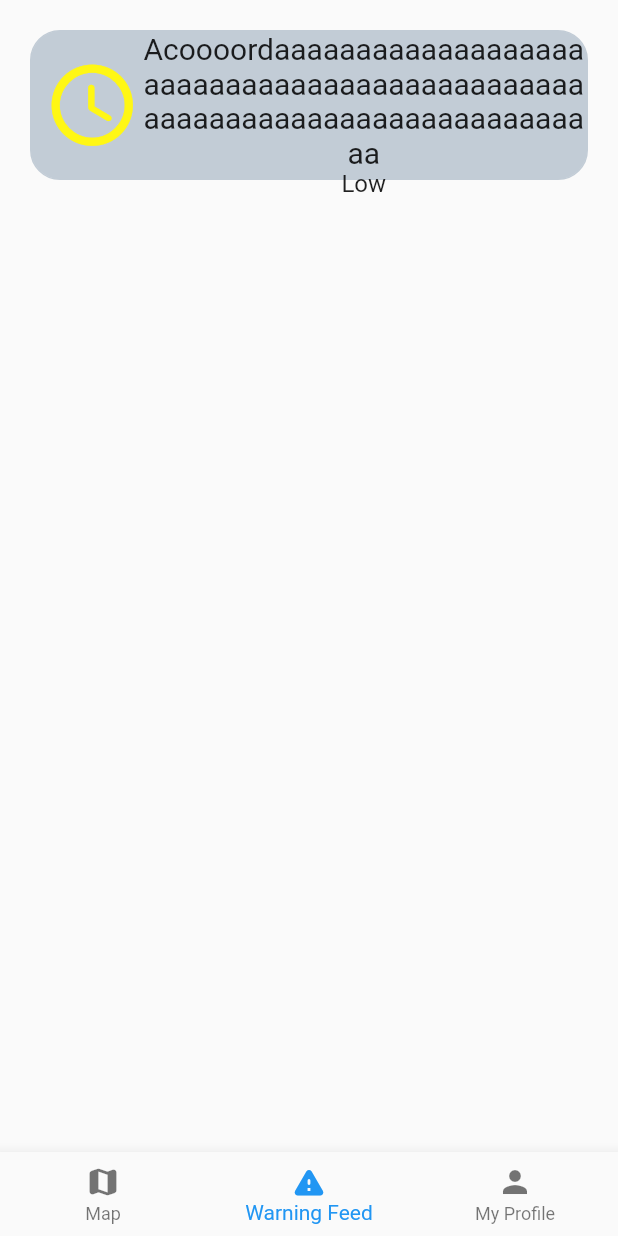
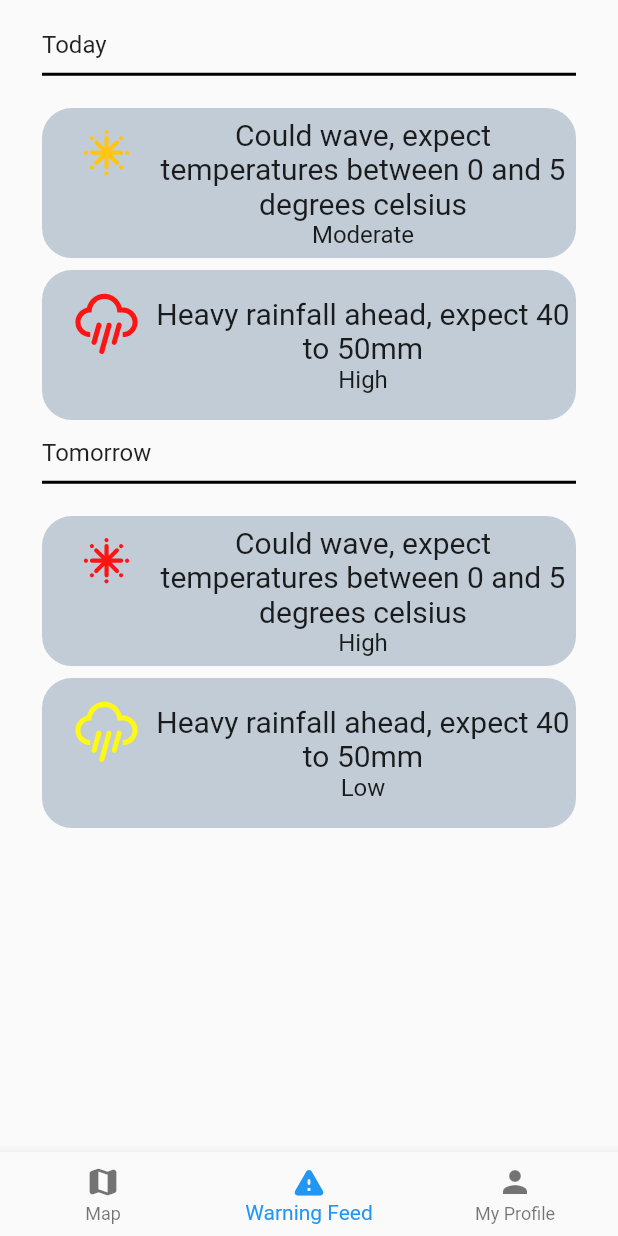
Before and after one commit to brenozd/front-defesa-civil, a Flutter app: the screen it shows after launch, on a phone screen of 412 x 824 dp. Run offline on Flutter 3.47's test engine with Material 2 defaults, Android fonts, the phone set to English and light mode, and no system bars; our stand-ins replace tuple, weather_icons.

Commit message:
Added Wheater Icons and feed construction

```diff
--- /dev/null
+++ b/app/lib/common.dart
@@ -0,0 +1,17 @@
+import 'package:flutter/material.dart';
+
+class Separator extends StatelessWidget {
+  const Separator({Key? key, this.text = "", this.spacing = 20.0})
+      : super(key: key);
+
+  final String text;
+  final double spacing;
+  @override
+  Widget build(BuildContext context) {
+    return Column(children: <Widget>[
+      SizedBox(height: spacing),
+      Align(alignment: Alignment.centerLeft, child: Text(text)),
+      const Divider(height: 20, thickness: 2, color: Colors.black)
+    ]);
+  }
+}
--- a/app/lib/my_profile_page.dart
+++ b/app/lib/my_profile_page.dart
@@ -1,6 +1,7 @@
 // ignore_for_file: prefer_const_literals_to_create_immutables, prefer_const_constructors
 
 import 'package:flutter/material.dart';
+import 'package:app/common.dart';
 
 class MyProfilePage extends StatefulWidget {
   const MyProfilePage({Key? key}) : super(key: key);
@@ -29,11 +30,7 @@ class _MyProfilePageState extends State<MyProfilePage> {
         padding: const EdgeInsets.all(25.0),
         child: Column(
           children: [
-            Column(children: <Widget>[
-              SizedBox(height: 20),
-              Align(alignment: Alignment.centerLeft, child: Text("Location")),
-              Divider(height: 20, thickness: 2, color: Colors.black)
-            ]),
+            Separator(text: "Location"),
             TextFormField(
               readOnly: useLocation,
               obscureText: false,
@@ -53,13 +50,7 @@ class _MyProfilePageState extends State<MyProfilePage> {
                           // TODO: Get geolocation and display on textbox
                           myCEP = "12345-678";
                         }))),
-            Column(children: <Widget>[
-              SizedBox(height: 20),
-              Align(
-                  alignment: Alignment.centerLeft,
-                  child: Text("Notifications")),
-              Divider(height: 20, thickness: 2, color: Colors.black)
-            ]),
+            Separator(text: "Notifications"),
             // TODO: Instead of dropdown, maybe checkboxes?
             DropdownButtonFormField<String>(
                 value: currentWarningLevel,
--- a/app/lib/warning_feed_page.dart
+++ b/app/lib/warning_feed_page.dart
@@ -1,6 +1,8 @@
 // ignore: file_names
 import 'package:flutter/material.dart';
 import 'package:tuple/tuple.dart';
+import 'package:app/common.dart';
+import 'package:weather_icons/weather_icons.dart';
 
 // ignore: prefer_const_declarations
 final Map<int, Tuple2<String, Color>> warningSeverityMap =
@@ -35,14 +37,16 @@ class Warning extends StatelessWidget {
       width: double.infinity,
       child: Center(
         child: Row(
-          mainAxisAlignment: MainAxisAlignment.center,
           children: [
-            Padding(
-              padding: const EdgeInsets.only(left: 8.0),
-              child: Icon(
-                iconData,
-                color: warningSeverityMap[severity]!.item2,
-                size: 65,
+            Align(
+              alignment: Alignment.topRight,
+              child: Padding(
+                padding: const EdgeInsets.only(left: 12),
+                child: Icon(
+                  iconData,
+                  color: warningSeverityMap[severity]!.item2,
+                  size: 60,
+                ),
               ),
             ),
             Expanded(
@@ -73,20 +77,57 @@ class Warning extends StatelessWidget {
   }
 }
 
+// We should pass a json containing all warnings
 class WarningFeedPage extends StatelessWidget {
-  const WarningFeedPage({Key? key}) : super(key: key);
+  const WarningFeedPage({
+    Key? key,
+  }) : super(key: key);
+
+  static const List<Widget> feed = <Widget>[
+    Separator(
+      text: "Today",
+      spacing: 0,
+    ),
+    Warning(
+      iconData: WeatherIcons.snowflake_cold,
+      severity: 1,
+      warningText:
+          "Could wave, expect temperatures between 0 and 5 degrees celsius",
+    ),
+    Warning(
+      iconData: WeatherIcons.rain,
+      severity: 2,
+      warningText: "Heavy rainfall ahead, expect 40 to 50mm",
+    ),
+    Separator(
+      text: "Tomorrow",
+      spacing: 0,
+    ),
+    Warning(
+      iconData: WeatherIcons.snowflake_cold,
+      severity: 2,
+      warningText:
+          "Could wave, expect temperatures between 0 and 5 degrees celsius",
+    ),
+    Warning(
+      iconData: WeatherIcons.rain,
+      severity: 0,
+      warningText: "Heavy rainfall ahead, expect 40 to 50mm",
+    ),
+  ];
 
   @override
   Widget build(BuildContext context) {
-    return const Scaffold(
-        body: Padding(
-      padding: EdgeInsets.all(20.0),
-      child: Warning(
-        iconData: Icons.access_time_rounded,
-        severity: 0,
-        warningText:
-            "Acoooordaaaaaaaaaaaaaaaaaaaaaaaaaaaaaaaaaaaaaaaaaaaaaaaaaaaaaaaaaaaaaaaaaaaaaaaaaaa",
-      ),
-    ));
+    return ListView.separated(
+        shrinkWrap: true,
+        scrollDirection: Axis.vertical,
+        physics: const BouncingScrollPhysics(),
+        itemCount: 1,
+        separatorBuilder: (context, index) => const SizedBox(height: 10),
+        itemBuilder: (context, index) => Container(
+            padding: const EdgeInsets.all(12),
+            child: ListView(
+                shrinkWrap: true,
+                children: feed.map((item) => ListTile(title: item)).toList())));
   }
 }
--- a/app/pubspec.yaml
+++ b/app/pubspec.yaml
@@ -35,6 +35,7 @@ dependencies:
   # Use with the CupertinoIcons class for iOS style icons.
   cupertino_icons: ^1.0.2
   tuple: ^2.0.0
+  weather_icons: ^3.0.0
 
 dev_dependencies:
   flutter_test:
```
